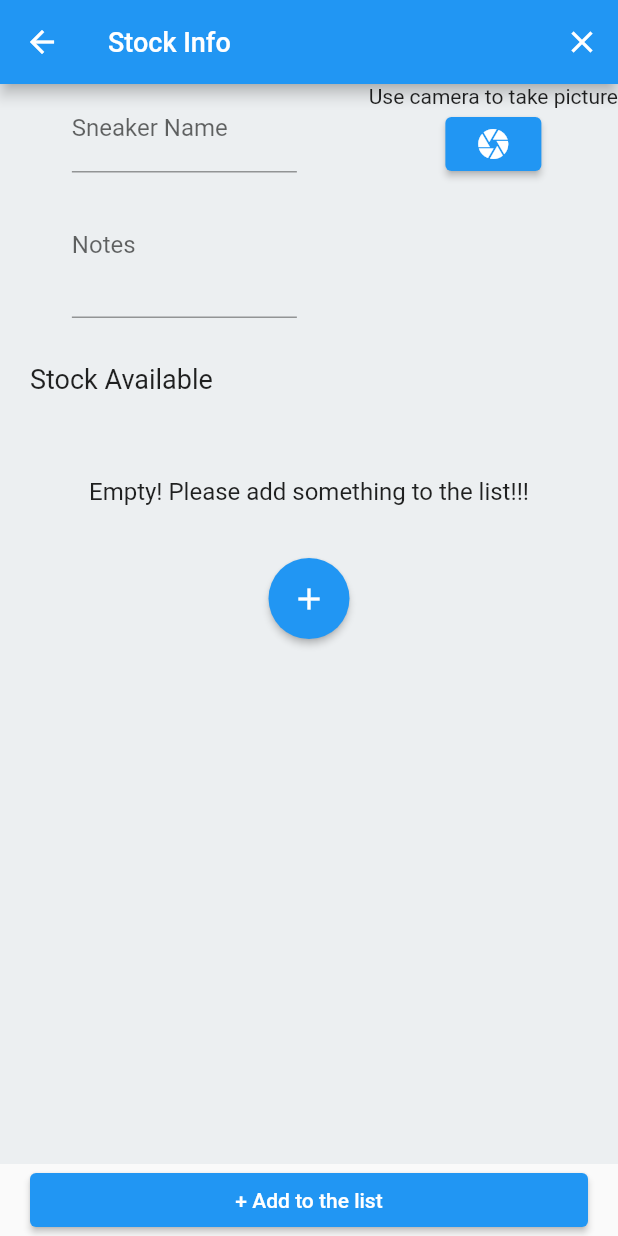
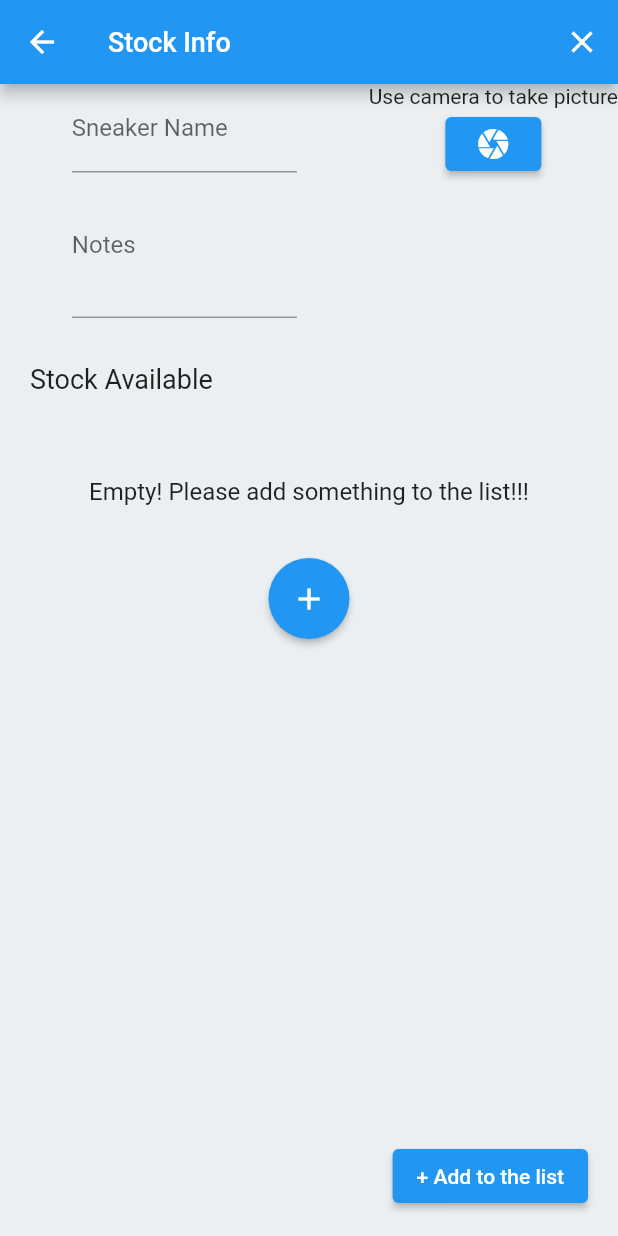
Before and after one commit to michaelwoan97/invest-manager, a Flutter app: the AddStock screen opened by its route, on a phone screen of 412 x 824 dp. Run offline on Flutter 3.47's test engine with Material 2 defaults, Android fonts, the phone set to English and light mode, and no system bars; our stand-ins replace camera, dio, firebase_auth, firebase_core, flutter_secure_storage, flutter_spinkit and 3 more; missing offline and left inert: enum_to_string; accounts and stored records are empty.

Commit message:
fixed-temporarily-image-not-loaded-continue-responsive-layout

```diff
--- a/lib/pages/add_stock.dart
+++ b/lib/pages/add_stock.dart
@@ -4,6 +4,7 @@ import 'package:flutter/material.dart';
 import 'package:invest_manager/controllers/mangement_API.dart';
 import 'package:invest_manager/models/sneaker_manager.dart';
 import 'package:invest_manager/pages/take_picture_page.dart';
+import 'package:invest_manager/styles/max_width_container.dart';
 import 'package:invest_manager/styles/responsive/breakpoints.dart';
 import 'package:invest_manager/styles/responsive/font_sizes.dart';
 import 'package:invest_manager/styles/responsive_layout.dart';
@@ -78,6 +79,7 @@ class _AddStockState extends State<AddStock> {
         builder: (context, child) => Form(
           key: _formKey,
           child: SingleChildScrollView(
+            child: MaxWidthContainer(
               child: Column(
                 crossAxisAlignment: CrossAxisAlignment.start,
                 children: [
@@ -152,10 +154,16 @@ class _AddStockState extends State<AddStock> {
             ),
           ),
         ),
-      bottomSheet: Container(
+      ),
+      floatingActionButton: MaxWidthContainer(
+        child: Container(
           width: double.infinity,
-        margin: EdgeInsets.only(left: 20, right: 20),
-        child: ElevatedButton(
+          padding: MediaQuery.of(context).size.width >= kMaxWidth ? EdgeInsets.only(left: 0, right: 0) : EdgeInsets.only(left: 20, right: 20),
+          child: Column(
+            crossAxisAlignment: MediaQuery.of(context).size.width >= kTabletBreakPoint ? CrossAxisAlignment.center : CrossAxisAlignment.end ,
+            mainAxisAlignment: MainAxisAlignment.end,
+            children: [
+              ElevatedButton(
                 onPressed: () {
                   // validate Form
                   if (_formKey.currentState!.validate()) {
@@ -207,13 +215,18 @@ class _AddStockState extends State<AddStock> {
                       "Edit Sneaker Info!!",
                       style:
                       MediaQuery.of(context).size.width > kTabletBreakPoint
-                              ? AppTheme.kFontSizeDesktopBodyText
-                              : AppTheme.kFontSizeMobileBodyText,
+                          ? AppTheme.kFontSizeDesktopAppBarText
+                          : AppTheme.kFontSizeMobileAppBarText,
+                    )
+                  ],
+                ),
               )
             ],
           ),
         ),
       ),
+        floatingActionButtonLocation:
+        FloatingActionButtonLocation.centerFloat
     );
   }
 
--- a/lib/pages/home_page.dart
+++ b/lib/pages/home_page.dart
@@ -7,6 +7,7 @@ import 'package:invest_manager/pages/add_stock.dart';
 import 'package:invest_manager/pages/login_register_page.dart';
 import 'package:invest_manager/pages/widget_tree.dart';
 import 'package:invest_manager/controllers/mangement_API.dart';
+import 'package:invest_manager/styles/max_width_container.dart';
 import 'package:invest_manager/styles/responsive/font_sizes.dart';
 import 'package:invest_manager/styles/responsive_layout.dart';
 import 'package:invest_manager/styles/theme_styles.dart';
@@ -343,10 +344,12 @@ class _HomePageState extends State<HomePage> {
                 isCalculated = true;
               }
 
-              return ResponsiveLayout(
+              return MaxWidthContainer(
+                child: ResponsiveLayout(
                   mobileBody: _HomeInventoryMobile(),
                   tabletVersion: _HomeInventoryDesktop(),
                   desktopVersion: _HomeInventoryDesktop(),
+                ),
               ); //***
             } else if (snapshot.hasError) {
               return Text('${snapshot.error}');
@@ -357,12 +360,20 @@ class _HomePageState extends State<HomePage> {
           },
         ),
       ),
-      floatingActionButton: FloatingActionButton(
+      floatingActionButton: Container(
+        width: double.infinity,
+        child: Column(
+          crossAxisAlignment: MediaQuery.of(context).size.width >= kTabletBreakPoint ? CrossAxisAlignment.center : CrossAxisAlignment.end ,
+          mainAxisAlignment: MainAxisAlignment.end,
+          children: [FloatingActionButton(
             child: Icon(Icons.add),
             onPressed: () {
               _showTypeDialog();
             },
+          )],
         ),
+      ),
+
     );
   }
 }
--- /dev/null
+++ b/lib/styles/max_width_container.dart
@@ -0,0 +1,18 @@
+import 'package:flutter/material.dart';
+import 'package:invest_manager/styles/responsive/breakpoints.dart';
+
+class MaxWidthContainer extends StatelessWidget {
+  final Widget child;
+
+  const MaxWidthContainer({Key? key, required this.child}) : super(key: key);
+
+  @override
+  Widget build(BuildContext context) {
+    return Center(
+      child: ConstrainedBox(
+        constraints: const BoxConstraints(maxWidth: kMaxWidth),
+        child: child,
+      ),
+    );
+  }
+}
--- a/lib/styles/theme_styles.dart
+++ b/lib/styles/theme_styles.dart
@@ -6,6 +6,7 @@ class AppTheme {
   static const kFontSizeDesktopBodyText = TextStyle(fontSize: kDesktopBodyText);
   static const kFontSizeMobileAppBarText = TextStyle(fontSize: kMobileSubHeadings);
   static const kFontSizeDesktopAppBarText = TextStyle(fontSize: kDesktopSubHeadings);
+
 
   static ThemeData get lightTheme {
     return ThemeData(
```
Also changed, not shown: 1 other file. Lines whose indentation alone changed are shown as unchanged.
